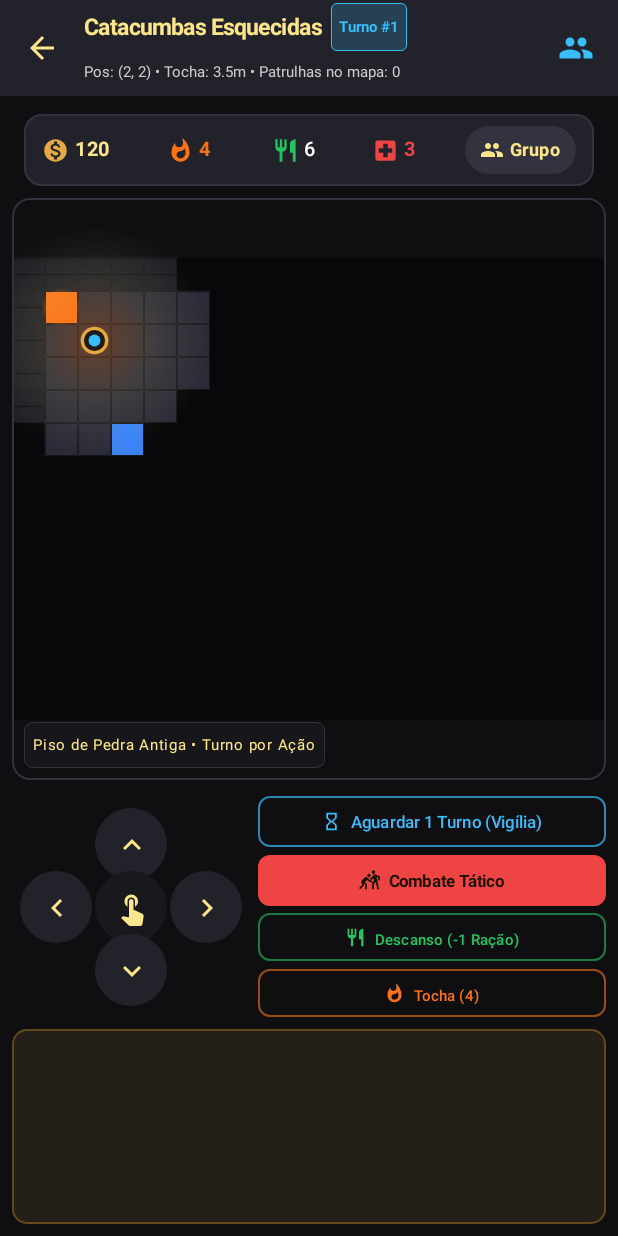
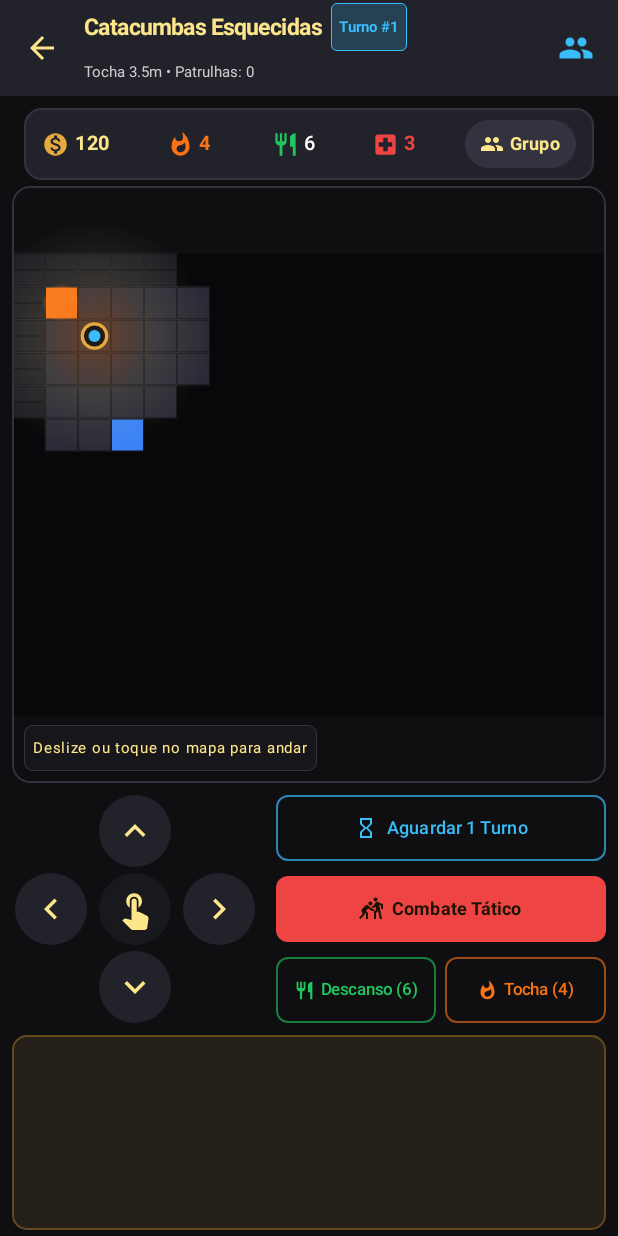
Before and after one commit to admpsy/Minigns, an Android app built with Jetpack Compose: the composable ExplorationScreen shown on its own in the app's theme, on a phone screen of 412 x 824 dp. Run offline under Robolectric (Android 15) with nearby library versions, the phone set to English and light mode, and no system bars.

Commit message:
External agent changes
Co-authored-by: admpsy <81986769+admpsy@users.noreply.github.com>

```diff
--- a/app/src/main/java/com/example/ui/screens/ExplorationScreen.kt
+++ b/app/src/main/java/com/example/ui/screens/ExplorationScreen.kt
@@ -8,6 +8,8 @@ import androidx.compose.foundation.shape.CircleShape
 import androidx.compose.foundation.shape.RoundedCornerShape
 import androidx.compose.material.icons.Icons
 import androidx.compose.material.icons.automirrored.filled.ArrowBack
+import androidx.compose.material.icons.automirrored.filled.KeyboardArrowLeft
+import androidx.compose.material.icons.automirrored.filled.KeyboardArrowRight
 import androidx.compose.material.icons.filled.*
 import androidx.compose.material3.*
 import androidx.compose.runtime.Composable
@@ -15,8 +17,10 @@ import androidx.compose.ui.Alignment
 import androidx.compose.ui.Modifier
 import androidx.compose.ui.draw.clip
 import androidx.compose.ui.graphics.Color
+import androidx.compose.ui.graphics.vector.ImageVector
 import androidx.compose.ui.platform.testTag
 import androidx.compose.ui.text.font.FontWeight
+import androidx.compose.ui.text.style.TextOverflow
 import androidx.compose.ui.unit.dp
 import androidx.compose.ui.unit.sp
 import com.example.model.TileType
@@ -26,6 +30,7 @@ import com.example.ui.components.PartyResourceHeader
 import com.example.ui.theme.*
 import com.example.viewmodel.GameScreen
 import com.example.viewmodel.GameUiState
+import kotlin.math.abs
 
 @OptIn(ExperimentalMaterial3Api::class)
 @Composable
@@ -41,9 +46,12 @@ fun ExplorationScreen(
     onDismissBanner: () -> Unit,
     modifier: Modifier = Modifier
 ) {
-    val currentTile = state.dungeonMap.tiles.find {
-        it.x == state.playerDungeonX && it.y == state.playerDungeonY
-    }
+    val map = state.dungeonMap
+    val px = state.playerDungeonX
+    val py = state.playerDungeonY
+    val currentTile = map.tiles.getOrNull(py * map.width + px)?.takeIf { it.x == px && it.y == py }
+        ?: map.tiles.find { it.x == px && it.y == py }
+    val isInteractable = currentTile?.type?.isInteractive == true && currentTile.lootClaimed.not()
 
     Scaffold(
         modifier = modifier.fillMaxSize(),
@@ -53,7 +61,15 @@ fun ExplorationScreen(
                 title = {
                     Column {
                         Row(verticalAlignment = Alignment.CenterVertically) {
-                            Text(state.dungeonMap.name, fontSize = 15.sp, fontWeight = FontWeight.Bold, color = GoldLight)
+                            Text(
+                                map.name,
+                                fontSize = 15.sp,
+                                fontWeight = FontWeight.Bold,
+                                color = GoldLight,
+                                maxLines = 1,
+                                overflow = TextOverflow.Ellipsis,
+                                modifier = Modifier.weight(1f, fill = false)
+                            )
                             Spacer(Modifier.width(6.dp))
                             Surface(
                                 shape = RoundedCornerShape(4.dp),
@@ -70,15 +86,16 @@ fun ExplorationScreen(
                             }
                         }
                         Text(
-                            "Pos: (${state.playerDungeonX}, ${state.playerDungeonY}) • Tocha: ${"%.1f".format(state.torchLightRadius)}m • Patrulhas no mapa: ${state.dungeonPatrols.count { it.isAlive }}",
+                            "Tocha ${"%.1f".format(state.torchLightRadius)}m • Patrulhas: ${state.dungeonPatrols.count { it.isAlive }}",
                             fontSize = 10.sp,
-                            color = Color.LightGray
+                            color = Color.LightGray,
+                            maxLines = 1
                         )
                     }
                 },
                 navigationIcon = {
                     IconButton(onClick = { onNavigate(GameScreen.HOME) }, modifier = Modifier.testTag("explore_back_btn")) {
-                        Icon(Icons.AutoMirrored.Filled.ArrowBack, contentDescription = "Voltar", tint = GoldLight)
+                        Icon(Icons.AutoMirrored.Filled.ArrowBack, contentDescription = "Voltar ao menu", tint = GoldLight)
                     }
                 },
                 actions = {
@@ -94,9 +111,8 @@ fun ExplorationScreen(
             modifier = Modifier
                 .fillMaxSize()
                 .padding(padding)
-                .padding(8.dp)
+                .padding(horizontal = 8.dp, vertical = 4.dp)
         ) {
-            // Resource Header
             PartyResourceHeader(
                 resources = state.resources,
                 onRestClick = onRest,
@@ -104,9 +120,6 @@ fun ExplorationScreen(
                 onPartyClick = { onNavigate(GameScreen.PARTY_MANAGEMENT) }
             )
 
-            Spacer(Modifier.height(4.dp))
-
-            // Notification / Banner message if present
             if (state.activeBannerMessage != null) {
                 Surface(
                     modifier = Modifier
@@ -114,28 +127,32 @@ fun ExplorationScreen(
                         .padding(vertical = 4.dp),
                     shape = RoundedCornerShape(8.dp),
                     color = GoldSecondary.copy(alpha = 0.25f),
-                    border = BorderStroke(1.dp, GoldPrimary)
+                    border = BorderStroke(1.dp, GoldPrimary),
+                    onClick = onDismissBanner
                 ) {
                     Row(
                         modifier = Modifier
                             .fillMaxWidth()
-                            .padding(horizontal = 10.dp, vertical = 6.dp),
-                        verticalAlignment = Alignment.CenterVertically,
-                        horizontalArrangement = Arrangement.SpaceBetween
+                            .padding(horizontal = 10.dp, vertical = 8.dp),
+                        verticalAlignment = Alignment.CenterVertically
                     ) {
-                        Row(verticalAlignment = Alignment.CenterVertically) {
                         Icon(Icons.Default.Info, contentDescription = null, tint = GoldLight, modifier = Modifier.size(16.dp))
                         Spacer(Modifier.width(6.dp))
-                            Text(state.activeBannerMessage, color = GoldLight, fontSize = 12.sp, fontWeight = FontWeight.SemiBold)
-                        }
-                        IconButton(onClick = onDismissBanner, modifier = Modifier.size(20.dp)) {
-                            Icon(Icons.Default.Close, contentDescription = "Fechar", tint = Color.LightGray, modifier = Modifier.size(14.dp))
-                        }
+                        Text(
+                            state.activeBannerMessage,
+                            color = GoldLight,
+                            fontSize = 12.sp,
+                            fontWeight = FontWeight.SemiBold,
+                            maxLines = 2,
+                            overflow = TextOverflow.Ellipsis,
+                            modifier = Modifier.weight(1f)
+                        )
+                        Icon(Icons.Default.Close, contentDescription = "Fechar aviso", tint = Color.LightGray, modifier = Modifier.size(16.dp))
                     }
                 }
             }
 
-            // Isometric Dungeon Tabletop Grid Canvas
+            // Mapa: deslize para andar, toque num quadrado para ir até ele, toque no grupo para interagir.
             Box(
                 modifier = Modifier
                     .fillMaxWidth()
@@ -144,15 +161,26 @@ fun ExplorationScreen(
                     .border(1.dp, DarkBorder, RoundedCornerShape(12.dp))
             ) {
                 IsometricDungeonCanvas(
-                    map = state.dungeonMap,
-                    playerX = state.playerDungeonX,
-                    playerY = state.playerDungeonY,
+                    map = map,
+                    playerX = px,
+                    playerY = py,
                     enemies = state.dungeonPatrols,
                     torchRadius = state.torchLightRadius,
-                    modifier = Modifier.fillMaxSize()
+                    onTileClick = { tx, ty ->
+                        val dx = tx - px
+                        val dy = ty - py
+                        when {
+                            dx == 0 && dy == 0 -> onInteract()
+                            abs(dx) >= abs(dy) -> onMove(if (dx > 0) 1 else -1, 0)
+                            else -> onMove(0, if (dy > 0) 1 else -1)
+                        }
+                    },
+                    onSwipe = { dx, dy -> onMove(dx, dy) },
+                    modifier = Modifier
+                        .fillMaxSize()
+                        .testTag("dungeon_map")
                 )
 
-                // Current tile overlay tag in bottom left of the map
                 Surface(
                     modifier = Modifier
                         .align(Alignment.BottomStart)
@@ -161,16 +189,20 @@ fun ExplorationScreen(
                     color = DarkSurface.copy(alpha = 0.85f),
                     border = BorderStroke(0.5.dp, DarkBorder)
                 ) {
-                    val tileDesc = when (currentTile?.type) {
-                        TileType.CHEST -> "Baú de Tesouro (Pressione Interagir)"
-                        TileType.SARCOPHAGUS -> "Sarcófago de Pedra (Inspecionar)"
-                        TileType.ALTAR -> "Altar Ancestral Sagrado (Orar)"
+                    val used = currentTile?.lootClaimed == true && currentTile.type.isInteractive
+                    val tileDesc = when {
+                        used -> "Já utilizado"
+                        else -> when (currentTile?.type) {
+                            TileType.CHEST -> "Baú de Tesouro • toque em Interagir"
+                            TileType.SARCOPHAGUS -> "Sarcófago de Pedra • Inspecionar"
+                            TileType.ALTAR -> "Altar Ancestral Sagrado • Orar"
                             TileType.FOUNTAIN -> "Fonte de Águas Luminescentes"
                             TileType.TRAP_SPIKE -> "Armadilha de Espinho (Cuidado!)"
                             TileType.TRAP_POISON -> "Vapor Tóxico Subterrâneo"
                             TileType.EXIT_STAIRS -> "Escadaria para a Câmara do Chefe"
                             TileType.TORCH_STAND -> "Suporte de Tochas na Parede"
-                        else -> "Piso de Pedra Antiga • Turno por Ação"
+                            else -> "Deslize ou toque no mapa para andar"
+                        }
                     }
                     Text(
                         text = tileDesc,
@@ -183,157 +215,103 @@ fun ExplorationScreen(
 
             Spacer(Modifier.height(6.dp))
 
-            // Interactive Controls Row & DPAD
             Row(
-                modifier = Modifier
-                    .fillMaxWidth()
-                    .padding(vertical = 4.dp),
+                modifier = Modifier.fillMaxWidth(),
                 horizontalArrangement = Arrangement.SpaceBetween,
                 verticalAlignment = Alignment.CenterVertically
             ) {
-                // Directional DPAD Controls
-                Column(
-                    horizontalAlignment = Alignment.CenterHorizontally,
-                    modifier = Modifier.padding(start = 8.dp)
-                ) {
-                    // UP (North)
-                    IconButton(
-                        onClick = { onMove(0, -1) },
-                        modifier = Modifier
-                            .size(42.dp)
-                            .background(DarkSurfaceElevated, CircleShape)
-                            .testTag("dpad_up")
-                    ) {
-                        Icon(Icons.Default.KeyboardArrowUp, contentDescription = "Norte", tint = GoldLight)
+                // D-pad com alvos de toque de 52dp (acima do mínimo de 48dp do Android)
+                Column(horizontalAlignment = Alignment.CenterHorizontally) {
+                    DpadButton(Icons.Default.KeyboardArrowUp, "Mover para o norte", "dpad_up") { onMove(0, -1) }
+                    Row(horizontalArrangement = Arrangement.spacedBy(4.dp)) {
+                        DpadButton(Icons.AutoMirrored.Filled.KeyboardArrowLeft, "Mover para o oeste", "dpad_left") { onMove(-1, 0) }
+                        DpadButton(
+                            icon = Icons.Default.TouchApp,
+                            description = "Interagir",
+                            tag = "dpad_interact",
+                            background = if (isInteractable) GoldPrimary else DarkSurface,
+                            tint = if (isInteractable) Color.Black else GoldLight,
+                            onClick = onInteract
+                        )
+                        DpadButton(Icons.AutoMirrored.Filled.KeyboardArrowRight, "Mover para o leste", "dpad_right") { onMove(1, 0) }
+                    }
+                    DpadButton(Icons.Default.KeyboardArrowDown, "Mover para o sul", "dpad_down") { onMove(0, 1) }
                 }
 
-                    Row(horizontalArrangement = Arrangement.spacedBy(8.dp)) {
-                        // LEFT (West)
-                        IconButton(
-                            onClick = { onMove(-1, 0) },
-                            modifier = Modifier
-                                .size(42.dp)
-                                .background(DarkSurfaceElevated, CircleShape)
-                                .testTag("dpad_left")
-                        ) {
-                            Icon(Icons.Default.KeyboardArrowLeft, contentDescription = "Oeste", tint = GoldLight)
-                        }
-
-                        // CENTER (Interact)
-                        val isInteractable = currentTile?.type?.isInteractive == true
-                        IconButton(
-                            onClick = onInteract,
-                            modifier = Modifier
-                                .size(42.dp)
-                                .background(if (isInteractable) GoldPrimary else DarkSurface, CircleShape)
-                                .testTag("dpad_interact")
-                        ) {
-                            Icon(
-                                Icons.Default.TouchApp,
-                                contentDescription = "Interagir",
-                                tint = if (isInteractable) Color.Black else GoldLight
-                            )
-                        }
-
-                        // RIGHT (East)
-                        IconButton(
-                            onClick = { onMove(1, 0) },
-                            modifier = Modifier
-                                .size(42.dp)
-                                .background(DarkSurfaceElevated, CircleShape)
-                                .testTag("dpad_right")
-                        ) {
-                            Icon(Icons.Default.KeyboardArrowRight, contentDescription = "Leste", tint = GoldLight)
-                        }
-                    }
-
-                    // DOWN (South)
-                    IconButton(
-                        onClick = { onMove(0, 1) },
-                        modifier = Modifier
-                            .size(42.dp)
-                            .background(DarkSurfaceElevated, CircleShape)
-                            .testTag("dpad_down")
-                    ) {
-                        Icon(Icons.Default.KeyboardArrowDown, contentDescription = "Sul", tint = GoldLight)
-                    }
-                }
-
-                // Exploration Actions Panel
                 Column(
                     modifier = Modifier
                         .weight(1f)
-                        .padding(start = 14.dp),
-                    verticalArrangement = Arrangement.spacedBy(5.dp)
+                        .padding(start = 12.dp),
+                    verticalArrangement = Arrangement.spacedBy(6.dp)
                 ) {
-                    // Wait Turn Button (Turn-based exploration mechanic)
                     OutlinedButton(
                         onClick = onWaitTurn,
                         modifier = Modifier
                             .fillMaxWidth()
-                            .height(34.dp)
+                            .heightIn(min = 44.dp)
                             .testTag("explore_wait_turn_btn"),
                         shape = RoundedCornerShape(8.dp),
+                        contentPadding = PaddingValues(horizontal = 8.dp),
                         border = BorderStroke(1.dp, ArcaneCyan.copy(alpha = 0.7f)),
                         colors = ButtonDefaults.outlinedButtonColors(contentColor = ArcaneCyan)
                     ) {
-                        Icon(Icons.Default.HourglassEmpty, contentDescription = null, modifier = Modifier.size(14.dp))
+                        Icon(Icons.Default.HourglassEmpty, contentDescription = null, modifier = Modifier.size(16.dp))
                         Spacer(Modifier.width(6.dp))
-                        Text("Aguardar 1 Turno (Vigília)", fontSize = 11.sp, fontWeight = FontWeight.SemiBold)
+                        Text("Aguardar 1 Turno", fontSize = 12.sp, fontWeight = FontWeight.SemiBold, maxLines = 1)
                     }
 
-                    // Start Battle / Attack button
                     Button(
                         onClick = onStartCombat,
                         modifier = Modifier
                             .fillMaxWidth()
-                            .height(34.dp)
+                            .heightIn(min = 44.dp)
                             .testTag("explore_fight_btn"),
+                        contentPadding = PaddingValues(horizontal = 8.dp),
                         colors = ButtonDefaults.buttonColors(containerColor = BloodCrimson),
                         shape = RoundedCornerShape(8.dp)
                     ) {
-                        Icon(Icons.Default.SportsKabaddi, contentDescription = null, modifier = Modifier.size(14.dp))
+                        Icon(Icons.Default.SportsKabaddi, contentDescription = null, modifier = Modifier.size(16.dp))
                         Spacer(Modifier.width(6.dp))
-                        Text("Combate Tático", fontSize = 11.sp, fontWeight = FontWeight.Bold)
+                        Text("Combate Tático", fontSize = 12.sp, fontWeight = FontWeight.Bold, maxLines = 1)
                     }
 
-                    // Short Rest Button
+                    Row(horizontalArrangement = Arrangement.spacedBy(6.dp)) {
                         OutlinedButton(
                             onClick = onRest,
                             modifier = Modifier
-                            .fillMaxWidth()
-                            .height(32.dp)
+                                .weight(1f)
+                                .heightIn(min = 44.dp)
                                 .testTag("explore_rest_btn"),
                             shape = RoundedCornerShape(8.dp),
+                            contentPadding = PaddingValues(horizontal = 4.dp),
                             border = BorderStroke(1.dp, PoisonGreen.copy(alpha = 0.6f)),
                             colors = ButtonDefaults.outlinedButtonColors(contentColor = PoisonGreen)
                         ) {
                             Icon(Icons.Default.Restaurant, contentDescription = null, modifier = Modifier.size(14.dp))
-                        Spacer(Modifier.width(6.dp))
-                        Text("Descanso (-1 Ração)", fontSize = 10.sp)
+                            Spacer(Modifier.width(4.dp))
+                            Text("Descanso (${state.resources.rations})", fontSize = 11.sp, maxLines = 1)
                         }
-
-                    // Use Torch Button
                         OutlinedButton(
                             onClick = onUseTorch,
                             modifier = Modifier
-                            .fillMaxWidth()
-                            .height(32.dp)
+                                .weight(1f)
+                                .heightIn(min = 44.dp)
                                 .testTag("explore_torch_btn"),
                             shape = RoundedCornerShape(8.dp),
+                            contentPadding = PaddingValues(horizontal = 4.dp),
                             border = BorderStroke(1.dp, TorchOrange.copy(alpha = 0.6f)),
                             colors = ButtonDefaults.outlinedButtonColors(contentColor = TorchOrange)
                         ) {
                             Icon(Icons.Default.Whatshot, contentDescription = null, modifier = Modifier.size(14.dp))
-                        Spacer(Modifier.width(6.dp))
-                        Text("Tocha (${state.resources.torches})", fontSize = 10.sp)
+                            Spacer(Modifier.width(4.dp))
+                            Text("Tocha (${state.resources.torches})", fontSize = 11.sp, maxLines = 1)
+                        }
                     }
                 }
             }
 
-            Spacer(Modifier.height(4.dp))
+            Spacer(Modifier.height(6.dp))
 
-            // Mini Combat Log
             CombatLogView(
                 logs = state.combatLogs,
                 modifier = Modifier.fillMaxWidth()
@@ -341,3 +319,24 @@ fun ExplorationScreen(
         }
     }
 }
+
+@Composable
+private fun DpadButton(
+    icon: ImageVector,
+    description: String,
+    tag: String,
+    background: Color = DarkSurfaceElevated,
+    tint: Color = GoldLight,
+    onClick: () -> Unit
+) {
+    IconButton(
+        onClick = onClick,
+        modifier = Modifier
+            .size(52.dp)
+            .padding(2.dp)
+            .background(background, CircleShape)
+            .testTag(tag)
+    ) {
+        Icon(icon, contentDescription = description, tint = tint, modifier = Modifier.size(28.dp))
+    }
+}
```
Lines whose indentation alone changed are shown as unchanged.
